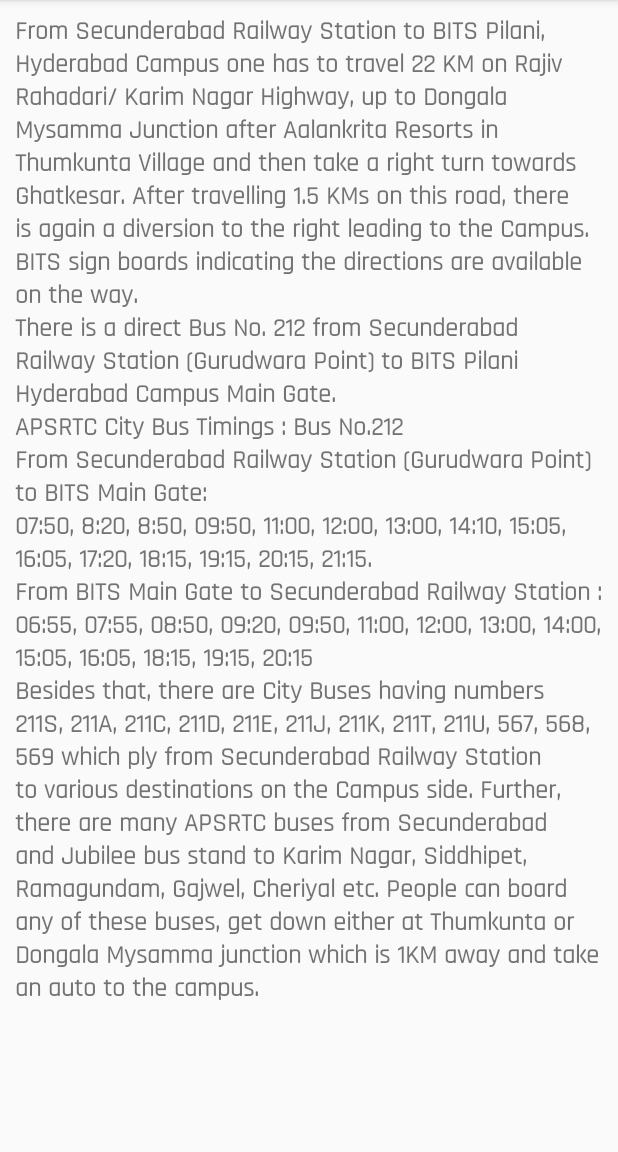
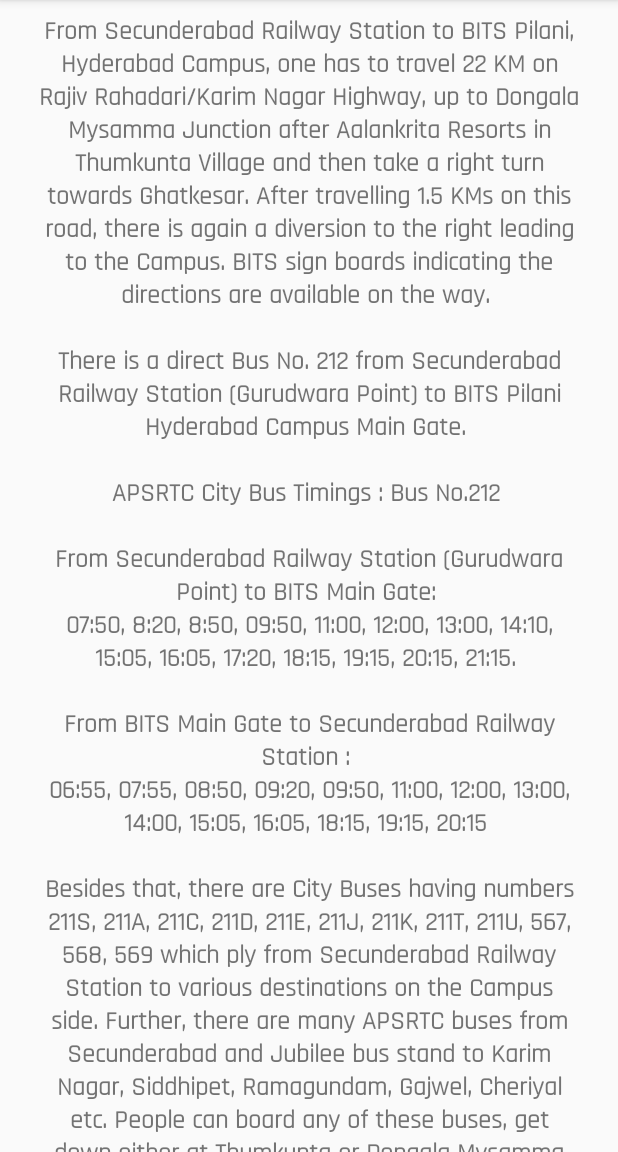
Before and after one commit to vineeth-vk11/ATMOS, an Android app: the fragment ReachUsFragment shown on its own in the app's theme, on a phone screen of 412 x 824 dp, the part 84-1236 px from its top. Run offline under Robolectric (Android 15) with nearby library versions, the phone set to English and light mode, and no system bars.

```diff
--- a/app/src/main/java/com/example/atmos/ui/home/HomeFragment.java
+++ b/app/src/main/java/com/example/atmos/ui/home/HomeFragment.java
@@ -27,7 +27,7 @@ public class HomeFragment extends Fragment {
         View rootView = inflater.inflate(R.layout.fragment_home, container, false);
 
         mAnnouncementRecycler = rootView.findViewById(R.id.announcements_recycler_view);
-        mNoAnnouncementTextView = rootView.findViewById(R.id.announcements_empty_view);
+        mNoAnnouncementTextView = rootView.findViewById(R.id.announcements_empty_view   );
 
         ArrayList<Announcement> announcements = new ArrayList<>();
         //TODO: Get announcements from API call and store them in this array
--- a/app/src/main/res/layout/fragment_reach_us.xml
+++ b/app/src/main/res/layout/fragment_reach_us.xml
@@ -1,20 +1,28 @@
 <?xml version="1.0" encoding="utf-8"?>
-<RelativeLayout xmlns:android="http://schemas.android.com/apk/res/android"
+<androidx.constraintlayout.widget.ConstraintLayout xmlns:android="http://schemas.android.com/apk/res/android"
     xmlns:app="http://schemas.android.com/apk/res-auto"
     android:layout_width="match_parent"
     android:layout_height="match_parent">
+
     <ScrollView
-        android:layout_width="match_parent"
-        android:layout_height="wrap_content"
+        android:layout_width="0dp"
+        android:layout_height="0dp"
         android:layout_alignParentLeft="true"
         android:layout_alignParentTop="true"
-        >
-    <TextView
-        android:layout_width="match_parent"
-        android:layout_height="wrap_content"
-        android:text="@string/reach_us_text"
-        android:padding="10dp"
-        android:textSize="17sp"
-        />
+        android:layout_marginStart="16dp"
+        android:layout_marginEnd="16dp"
+        android:scrollbars="none"
+        app:layout_constraintBottom_toBottomOf="parent"
+        app:layout_constraintEnd_toEndOf="parent"
+        app:layout_constraintStart_toStartOf="parent"
+        app:layout_constraintTop_toTopOf="parent">
+
+        <TextView
+            android:layout_width="match_parent"
+            android:layout_height="wrap_content"
+            android:gravity="center"
+            android:padding="10dp"
+            android:text="@string/reach_us_text"
+            android:textSize="17sp" />
     </ScrollView>
-</RelativeLayout>
+</androidx.constraintlayout.widget.ConstraintLayout>
--- a/app/src/main/res/layout/list_item_schedule.xml
+++ b/app/src/main/res/layout/list_item_schedule.xml
@@ -96,6 +96,7 @@
                     android:layout_height="wrap_content"
                     android:textColor="@color/textSecondary"
                     android:textSize="17sp"
+                    android:textAllCaps="true"
                     tools:text="G-101" />
 
                 <LinearLayout
--- a/app/src/main/res/values/strings.xml
+++ b/app/src/main/res/values/strings.xml
@@ -42,12 +42,12 @@
     <!-- TODO: Remove or change this placeholder text -->
     <string name="hello_blank_fragment">Hello blank fragment</string>
 
-    <string name="reach_us_text">From Secunderabad Railway Station to BITS Pilani, Hyderabad Campus one has to travel 22 KM on Rajiv Rahadari/ Karim Nagar Highway, up to Dongala Mysamma Junction after Aalankrita Resorts in Thumkunta Village and then take a right turn towards Ghatkesar. After travelling 1.5 KMs on this road, there is again a diversion to the right leading to the Campus. BITS sign boards indicating the directions are available on the way.
-\nThere is a direct Bus No. 212 from Secunderabad Railway Station (Gurudwara Point) to BITS Pilani Hyderabad Campus Main Gate.
-\nAPSRTC City Bus Timings : Bus No.212
-\nFrom Secunderabad Railway Station (Gurudwara Point) to BITS Main Gate:
+    <string name="reach_us_text">From Secunderabad Railway Station to BITS Pilani, Hyderabad Campus, one has to travel 22 KM on Rajiv Rahadari/Karim Nagar Highway, up to Dongala Mysamma Junction after Aalankrita Resorts in Thumkunta Village and then take a right turn towards Ghatkesar. After travelling 1.5 KMs on this road, there is again a diversion to the right leading to the Campus. BITS sign boards indicating the directions are available on the way.
+\n\nThere is a direct Bus No. 212 from Secunderabad Railway Station (Gurudwara Point) to BITS Pilani Hyderabad Campus Main Gate.
+\n\nAPSRTC City Bus Timings : Bus No.212
+\n\nFrom Secunderabad Railway Station (Gurudwara Point) to BITS Main Gate:
 \n07:50, 8:20, 8:50, 09:50, 11:00, 12:00, 13:00, 14:10, 15:05, 16:05, 17:20, 18:15, 19:15, 20:15, 21:15.
-\nFrom BITS Main Gate to Secunderabad Railway Station :
+\n\nFrom BITS Main Gate to Secunderabad Railway Station :
 \n06:55, 07:55, 08:50, 09:20, 09:50, 11:00, 12:00, 13:00, 14:00, 15:05, 16:05, 18:15, 19:15, 20:15
-\nBesides that, there are City Buses having numbers 211S, 211A, 211C, 211D, 211E, 211J, 211K, 211T, 211U, 567, 568, 569 which ply from Secunderabad Railway Station to various destinations on the Campus side. Further, there are many APSRTC buses from Secunderabad and Jubilee bus stand to Karim Nagar, Siddhipet, Ramagundam, Gajwel, Cheriyal etc. People can board any of these buses, get down either at Thumkunta or Dongala Mysamma junction which is 1KM away and take an auto to the campus.</string>
+\n\nBesides that, there are City Buses having numbers 211S, 211A, 211C, 211D, 211E, 211J, 211K, 211T, 211U, 567, 568, 569 which ply from Secunderabad Railway Station to various destinations on the Campus side. Further, there are many APSRTC buses from Secunderabad and Jubilee bus stand to Karim Nagar, Siddhipet, Ramagundam, Gajwel, Cheriyal etc. People can board any of these buses, get down either at Thumkunta or Dongala Mysamma junction which is 1KM away and take an auto to the campus.</string>
 </resources>
```
Also changed, not shown: app/src/main/java/com/example/atmos/ui/schedule/ScheduleAdapter.java (+17 -8 lines), app/src/main/java/com/example/atmos/ui/schedule/ScheduleEvent.java (+7 -0 lines), app/src/main/java/com/example/atmos/ui/schedule/ScheduleFragment.java (+7 -65 lines), app/src/main/res/layout/fragment_organising_body.xml (deleted, +0 -17 lines), app/src/main/res/layout/fragment_tech_senate.xml (deleted, +0 -16 lines).
